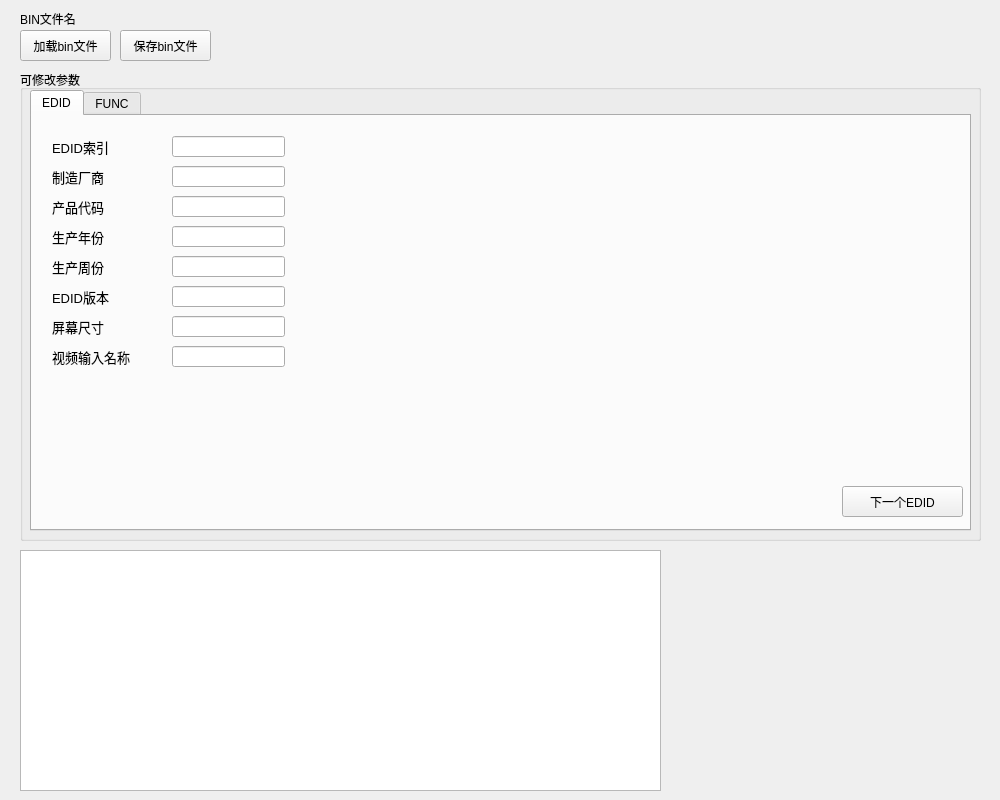
wayneso/HK_BIN_TOOL, file hk_bin_tool.ui: the form before one commit.
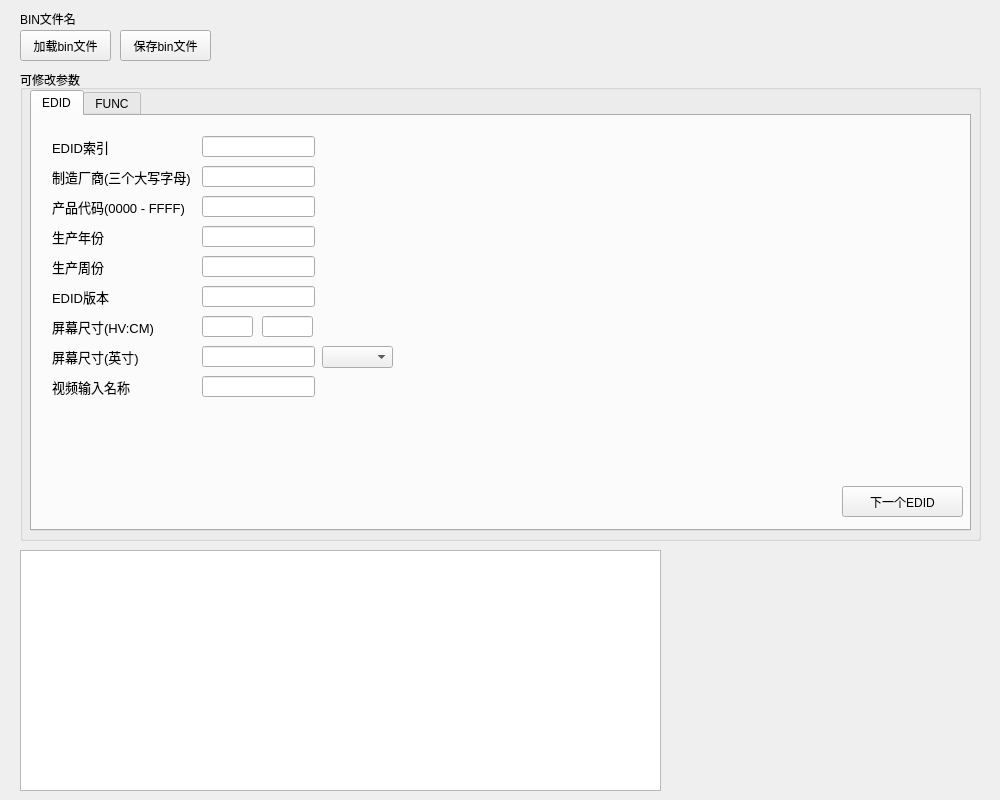
The form after the commit.

Commit message: 优化EDID检索和修改逻辑

```diff
--- a/hk_bin_tool.ui
+++ b/hk_bin_tool.ui
@@ -93,7 +93,7 @@
        <rect>
         <x>20</x>
         <y>20</y>
-        <width>111</width>
+        <width>181</width>
         <height>21</height>
        </rect>
       </property>
@@ -109,7 +109,7 @@
      <widget class="QLineEdit" name="EDID_lineEdit">
       <property name="geometry">
        <rect>
-        <x>140</x>
+        <x>170</x>
         <y>20</y>
         <width>113</width>
         <height>21</height>
@@ -127,13 +127,16 @@
       <property name="alignment">
        <set>Qt::AlignmentFlag::AlignLeading|Qt::AlignmentFlag::AlignLeft|Qt::AlignmentFlag::AlignVCenter</set>
       </property>
+      <property name="readOnly">
+       <bool>true</bool>
+      </property>
      </widget>
      <widget class="QLabel" name="label_2">
       <property name="geometry">
        <rect>
         <x>20</x>
         <y>50</y>
-        <width>111</width>
+        <width>181</width>
         <height>21</height>
        </rect>
       </property>
@@ -143,13 +146,13 @@
        </font>
       </property>
       <property name="text">
-       <string>制造厂商</string>
+       <string>制造厂商(三个大写字母)</string>
       </property>
      </widget>
      <widget class="QLineEdit" name="Factory_lineEdit">
       <property name="geometry">
        <rect>
-        <x>140</x>
+        <x>170</x>
         <y>50</y>
         <width>113</width>
         <height>21</height>
@@ -173,7 +176,7 @@
        <rect>
         <x>20</x>
         <y>80</y>
-        <width>111</width>
+        <width>181</width>
         <height>21</height>
        </rect>
       </property>
@@ -183,13 +186,13 @@
        </font>
       </property>
       <property name="text">
-       <string>产品代码</string>
+       <string>产品代码(0000 - FFFF)</string>
       </property>
      </widget>
      <widget class="QLineEdit" name="CODE_lineEdit">
       <property name="geometry">
        <rect>
-        <x>140</x>
+        <x>170</x>
         <y>80</y>
         <width>113</width>
         <height>21</height>
@@ -213,7 +216,7 @@
        <rect>
         <x>20</x>
         <y>110</y>
-        <width>111</width>
+        <width>181</width>
         <height>21</height>
        </rect>
       </property>
@@ -229,7 +232,7 @@
      <widget class="QLineEdit" name="DATA_YEAR_lineEdit">
       <property name="geometry">
        <rect>
-        <x>140</x>
+        <x>170</x>
         <y>110</y>
         <width>113</width>
         <height>21</height>
@@ -253,7 +256,7 @@
        <rect>
         <x>20</x>
         <y>170</y>
-        <width>111</width>
+        <width>181</width>
         <height>21</height>
        </rect>
       </property>
@@ -269,7 +272,7 @@
      <widget class="QLineEdit" name="EDIDVER_lineEdit">
       <property name="geometry">
        <rect>
-        <x>140</x>
+        <x>170</x>
         <y>170</y>
         <width>113</width>
         <height>21</height>
@@ -292,8 +295,8 @@
       <property name="geometry">
        <rect>
         <x>20</x>
-        <y>200</y>
-        <width>111</width>
+        <y>230</y>
+        <width>181</width>
         <height>21</height>
        </rect>
       </property>
@@ -303,14 +306,14 @@
        </font>
       </property>
       <property name="text">
-       <string>屏幕尺寸</string>
+       <string>屏幕尺寸(英寸)</string>
       </property>
      </widget>
      <widget class="QLineEdit" name="Measure_lineEdit">
       <property name="geometry">
        <rect>
-        <x>140</x>
-        <y>200</y>
+        <x>170</x>
+        <y>230</y>
         <width>113</width>
         <height>21</height>
        </rect>
@@ -331,8 +334,8 @@
      <widget class="QLineEdit" name="InputName_lineEdit">
       <property name="geometry">
        <rect>
-        <x>140</x>
-        <y>230</y>
+        <x>170</x>
+        <y>260</y>
         <width>113</width>
         <height>21</height>
        </rect>
@@ -354,8 +357,8 @@
       <property name="geometry">
        <rect>
         <x>20</x>
-        <y>230</y>
-        <width>111</width>
+        <y>260</y>
+        <width>181</width>
         <height>21</height>
        </rect>
       </property>
@@ -384,7 +387,7 @@
      <widget class="QLineEdit" name="DATA_WEEK_lineEdit">
       <property name="geometry">
        <rect>
-        <x>140</x>
+        <x>170</x>
         <y>140</y>
         <width>113</width>
         <height>21</height>
@@ -408,7 +411,7 @@
        <rect>
         <x>20</x>
         <y>140</y>
-        <width>111</width>
+        <width>181</width>
         <height>21</height>
        </rect>
       </property>
@@ -421,6 +424,78 @@
        <string>生产周份</string>
       </property>
      </widget>
+     <widget class="QLabel" name="label_9">
+      <property name="geometry">
+       <rect>
+        <x>20</x>
+        <y>200</y>
+        <width>181</width>
+        <height>21</height>
+       </rect>
+      </property>
+      <property name="font">
+       <font>
+        <pointsize>10</pointsize>
+       </font>
+      </property>
+      <property name="text">
+       <string>屏幕尺寸(HV:CM)</string>
+      </property>
+     </widget>
+     <widget class="QLineEdit" name="Measure_H_lineEdit">
+      <property name="geometry">
+       <rect>
+        <x>170</x>
+        <y>200</y>
+        <width>51</width>
+        <height>21</height>
+       </rect>
+      </property>
+      <property name="font">
+       <font>
+        <pointsize>10</pointsize>
+        <bold>false</bold>
+       </font>
+      </property>
+      <property name="text">
+       <string/>
+      </property>
+      <property name="alignment">
+       <set>Qt::AlignmentFlag::AlignLeading|Qt::AlignmentFlag::AlignLeft|Qt::AlignmentFlag::AlignVCenter</set>
+      </property>
+     </widget>
+     <widget class="QLineEdit" name="Measure_V_lineEdit">
+      <property name="geometry">
+       <rect>
+        <x>230</x>
+        <y>200</y>
+        <width>51</width>
+        <height>21</height>
+       </rect>
+      </property>
+      <property name="font">
+       <font>
+        <pointsize>10</pointsize>
+        <bold>false</bold>
+       </font>
+      </property>
+      <property name="text">
+       <string/>
+      </property>
+      <property name="alignment">
+       <set>Qt::AlignmentFlag::AlignLeading|Qt::AlignmentFlag::AlignLeft|Qt::AlignmentFlag::AlignVCenter</set>
+      </property>
+     </widget>
+     <widget class="QComboBox" name="comboBox">
+      <property name="geometry">
+       <rect>
+        <x>290</x>
+        <y>230</y>
+        <width>71</width>
+        <height>22</height>
+       </rect>
+      </property>
+     </widget>
     </widget>
     <widget class="QWidget" name="FUNC">
      <attribute name="title">
```
The commit also changes 2 other files.
